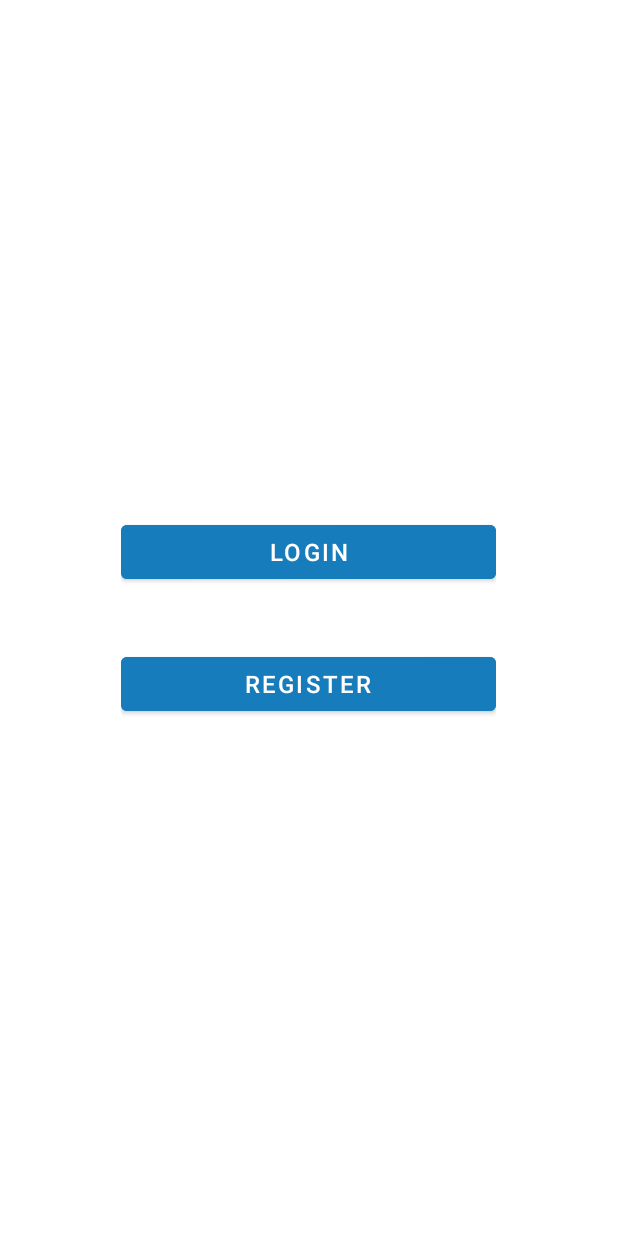
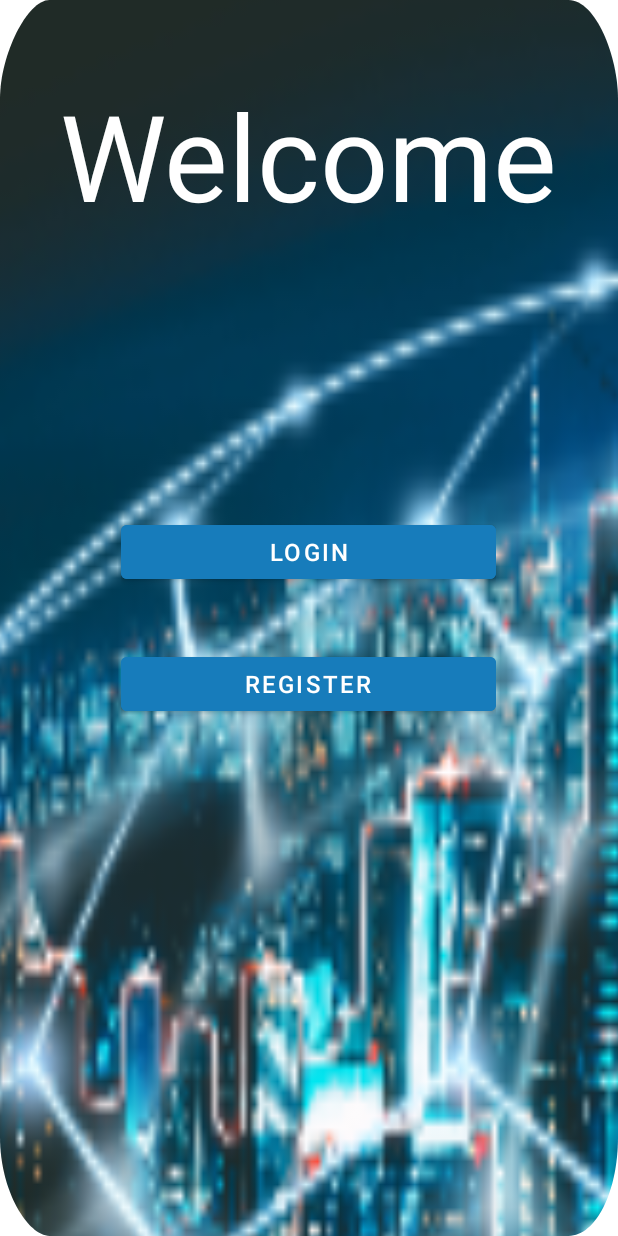
Before and after one commit to Arvauss/VCHackathon-2022-CallingAllVisitors, an Android app: the layout fragment_welcome.xml on its own in the app's theme, with its tools: preview values and no code run, on a phone screen of 412 x 824 dp. Run offline under Robolectric (Android 15) with nearby library versions, the phone set to English and light mode, and no system bars; Roboto replaces fonts that are not available here.

```diff
--- a/app/src/main/res/layout/activity_main.xml
+++ b/app/src/main/res/layout/activity_main.xml
@@ -4,7 +4,6 @@
     xmlns:tools="http://schemas.android.com/tools"
     android:layout_width="match_parent"
     android:layout_height="match_parent"
-    android:background="@mipmap/background1"
     tools:context=".MainActivity">
 
         <androidx.fragment.app.FragmentContainerView
--- a/app/src/main/res/layout/fragment_welcome.xml
+++ b/app/src/main/res/layout/fragment_welcome.xml
@@ -3,7 +3,8 @@
     xmlns:tools="http://schemas.android.com/tools"
     android:layout_width="match_parent"
     android:layout_height="match_parent"
-    tools:context=".Welcome">
+    tools:context=".Welcome"
+    android:background="@mipmap/background1">
 
     <LinearLayout
         android:layout_width="match_parent"
```
